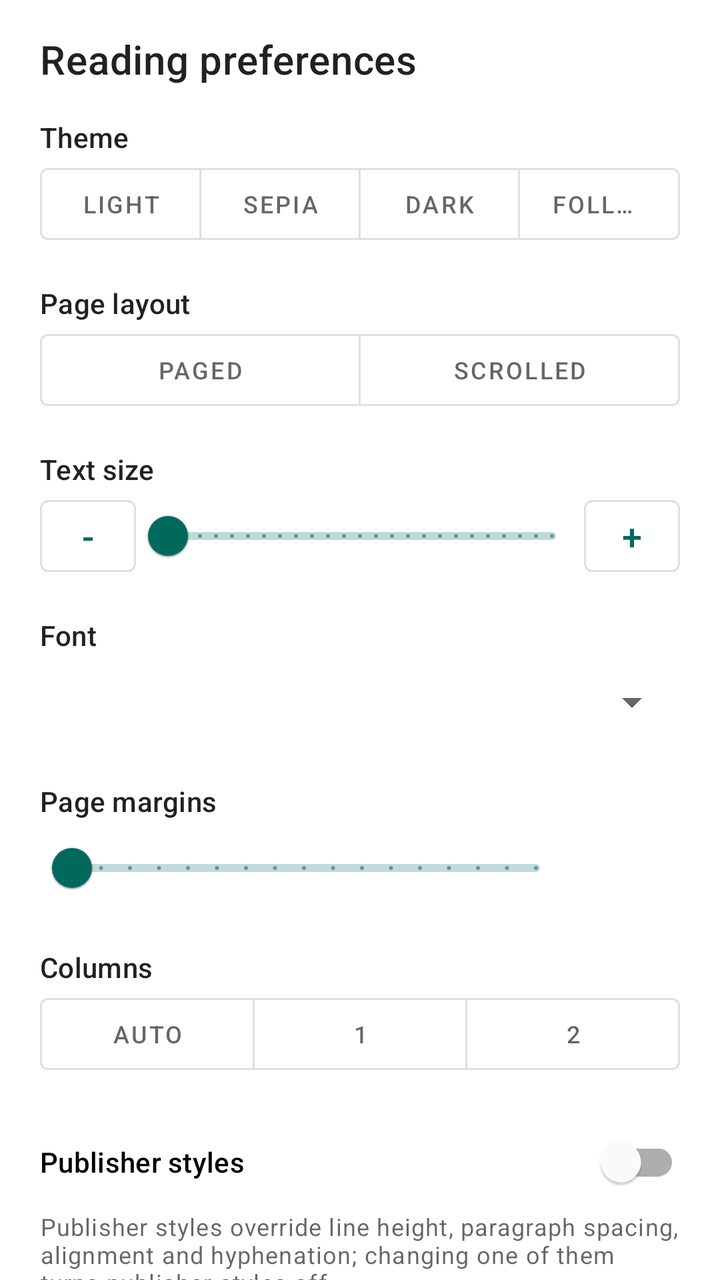
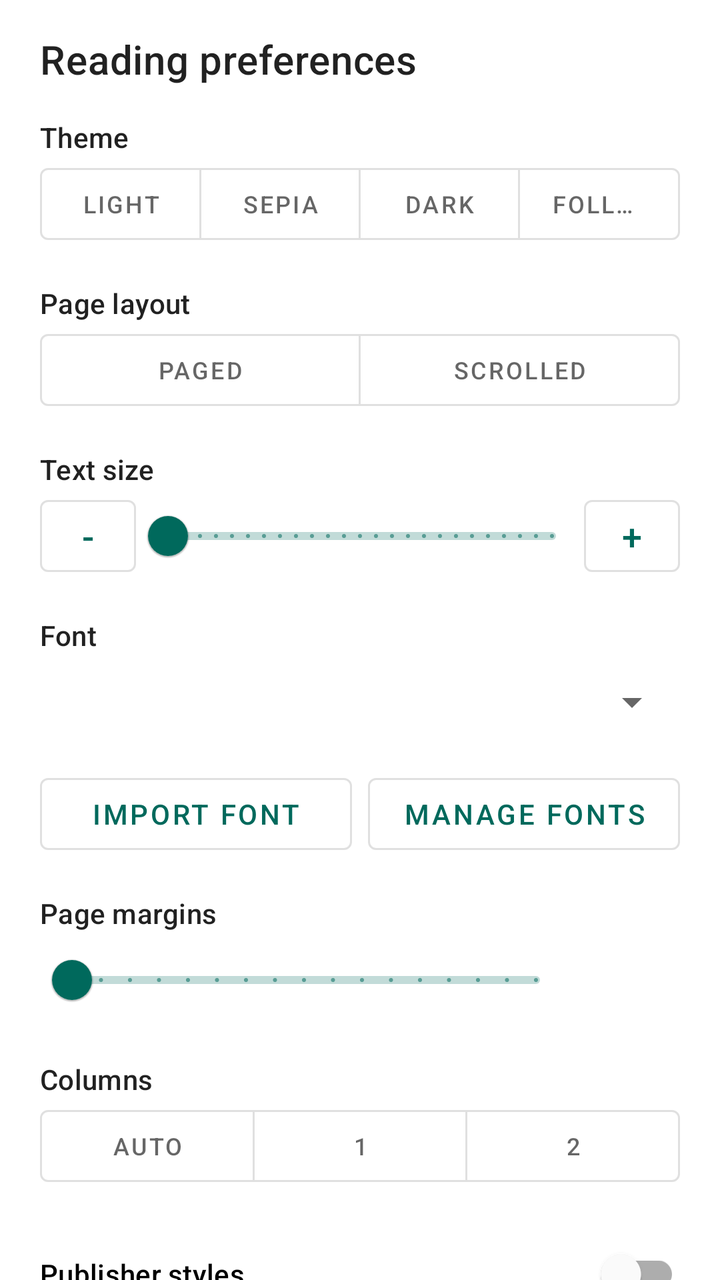

Before-and-after screenshots of an Android layout around one commit, followed by the original layout XML and the change that was made.
<!-- AndroidManifest.xml: application theme AppTheme -->
<!-- res/layout/sheet_preferences.xml -->
<?xml version="1.0" encoding="utf-8"?>
<androidx.core.widget.NestedScrollView xmlns:android="http://schemas.android.com/apk/res/android"
    xmlns:app="http://schemas.android.com/apk/res-auto"
    android:layout_width="match_parent"
    android:layout_height="wrap_content">

    <LinearLayout
        android:layout_width="match_parent"
        android:layout_height="wrap_content"
        android:orientation="vertical"
        android:paddingStart="20dp"
        android:paddingTop="16dp"
        android:paddingEnd="20dp"
        android:paddingBottom="24dp">

        <TextView
            android:layout_width="match_parent"
            android:layout_height="wrap_content"
            android:text="@string/text_preferences"
            android:textAppearance="?attr/textAppearanceHeadline6" />

        <TextView
            style="@style/Widget.Reader.PreferenceLabel"
            android:text="@string/text_preferences_theme" />

        <com.google.android.material.button.MaterialButtonToggleGroup
            android:id="@+id/theme_group"
            android:layout_width="match_parent"
            android:layout_height="wrap_content"
            app:selectionRequired="true"
            app:singleSelection="true">

            <com.google.android.material.button.MaterialButton
                android:id="@+id/theme_light"
                style="@style/Widget.Reader.ToggleButton"
                android:text="@string/text_theme_light" />

            <com.google.android.material.button.MaterialButton
                android:id="@+id/theme_sepia"
                style="@style/Widget.Reader.ToggleButton"
                android:text="@string/text_theme_sepia" />

            <com.google.android.material.button.MaterialButton
                android:id="@+id/theme_dark"
                style="@style/Widget.Reader.ToggleButton"
                android:text="@string/text_theme_dark" />

            <com.google.android.material.button.MaterialButton
                android:id="@+id/theme_host"
                style="@style/Widget.Reader.ToggleButton"
                android:text="@string/text_theme_host" />
        </com.google.android.material.button.MaterialButtonToggleGroup>

        <TextView
            style="@style/Widget.Reader.PreferenceLabel"
            android:text="@string/text_preferences_overflow" />

        <com.google.android.material.button.MaterialButtonToggleGroup
            android:id="@+id/overflow_group"
            android:layout_width="match_parent"
            android:layout_height="wrap_content"
            app:selectionRequired="true"
            app:singleSelection="true">

            <com.google.android.material.button.MaterialButton
                android:id="@+id/overflow_paged"
                style="@style/Widget.Reader.ToggleButton"
                android:text="@string/text_overflow_paged" />

            <com.google.android.material.button.MaterialButton
                android:id="@+id/overflow_scrolled"
                style="@style/Widget.Reader.ToggleButton"
                android:text="@string/text_overflow_scrolled" />
        </com.google.android.material.button.MaterialButtonToggleGroup>

        <TextView
            android:id="@+id/fixed_layout_hint"
            android:layout_width="match_parent"
            android:layout_height="wrap_content"
            android:layout_marginTop="16dp"
            android:text="@string/text_preferences_fixed_layout_hint"
            android:textAppearance="?attr/textAppearanceBody2"
            android:visibility="gone" />

        <LinearLayout
            android:id="@+id/reflowable_group"
            android:layout_width="match_parent"
            android:layout_height="wrap_content"
            android:orientation="vertical">

            <LinearLayout
                android:layout_width="match_parent"
                android:layout_height="wrap_content"
                android:layout_marginTop="16dp"
                android:gravity="center_vertical"
                android:orientation="horizontal">

                <TextView
                    android:layout_width="0dp"
                    android:layout_height="wrap_content"
                    android:layout_weight="1"
                    android:text="@string/text_preferences_font_size"
                    android:textAppearance="?attr/textAppearanceSubtitle2" />

                <TextView
                    android:id="@+id/font_size_value"
                    android:layout_width="wrap_content"
                    android:layout_height="wrap_content"
                    android:minWidth="56dp"
                    android:textAlignment="viewEnd"
                    android:textAppearance="?attr/textAppearanceBody2" />
            </LinearLayout>

            <LinearLayout
                android:layout_width="match_parent"
                android:layout_height="wrap_content"
                android:gravity="center_vertical"
                android:orientation="horizontal">

                <com.google.android.material.button.MaterialButton
                    android:id="@+id/font_size_decrease"
                    style="?attr/materialButtonOutlinedStyle"
                    android:layout_width="wrap_content"
                    android:layout_height="wrap_content"
                    android:contentDescription="@string/text_preferences_decrease"
                    android:minWidth="48dp"
                    android:text="@string/text_symbol_minus"
                    android:textSize="18sp" />

                <com.google.android.material.slider.Slider
                    android:id="@+id/font_size_slider"
                    android:layout_width="0dp"
                    android:layout_height="wrap_content"
                    android:layout_weight="1"
                    android:stepSize="10"
                    android:valueFrom="50"
                    android:valueTo="300" />

                <com.google.android.material.button.MaterialButton
                    android:id="@+id/font_size_increase"
                    style="?attr/materialButtonOutlinedStyle"
                    android:layout_width="wrap_content"
                    android:layout_height="wrap_content"
                    android:contentDescription="@string/text_preferences_increase"
                    android:minWidth="48dp"
                    android:text="@string/text_symbol_plus"
                    android:textSize="18sp" />
            </LinearLayout>

            <TextView
                style="@style/Widget.Reader.PreferenceLabel"
                android:text="@string/text_preferences_font_family" />

            <Spinner
                android:id="@+id/font_family"
                android:layout_width="match_parent"
                android:layout_height="48dp"
                android:minHeight="48dp" />

            <TextView
                style="@style/Widget.Reader.PreferenceLabel"
                android:text="@string/text_preferences_page_margins" />

            <LinearLayout
                android:layout_width="match_parent"
                android:layout_height="wrap_content"
                android:gravity="center_vertical"
                android:orientation="horizontal">

                <com.google.android.material.slider.Slider
                    android:id="@+id/page_margins_slider"
                    android:layout_width="0dp"
                    android:layout_height="wrap_content"
                    android:layout_weight="1"
                    android:stepSize="25"
                    android:valueFrom="0"
                    android:valueTo="400" />

                <TextView
                    android:id="@+id/page_margins_value"
                    android:layout_width="wrap_content"
                    android:layout_height="wrap_content"
                    android:minWidth="56dp"
                    android:textAlignment="viewEnd"
                    android:textAppearance="?attr/textAppearanceBody2" />
            </LinearLayout>

            <TextView
                style="@style/Widget.Reader.PreferenceLabel"
                android:text="@string/text_preferences_column_count" />

            <com.google.android.material.button.MaterialButtonToggleGroup
                android:id="@+id/column_count_group"
                android:layout_width="match_parent"
                android:layout_height="wrap_content"
                app:selectionRequired="true"
                app:singleSelection="true">

                <com.google.android.material.button.MaterialButton
                    android:id="@+id/column_count_auto"
                    style="@style/Widget.Reader.ToggleButton"
                    android:text="@string/text_column_count_auto" />

                <com.google.android.material.button.MaterialButton
                    android:id="@+id/column_count_one"
                    style="@style/Widget.Reader.ToggleButton"
                    android:text="@string/text_column_count_one" />

                <com.google.android.material.button.MaterialButton
                    android:id="@+id/column_count_two"
                    style="@style/Widget.Reader.ToggleButton"
                    android:text="@string/text_column_count_two" />
            </com.google.android.material.button.MaterialButtonToggleGroup>

            <com.google.android.material.switchmaterial.SwitchMaterial
                android:id="@+id/publisher_styles_switch"
                android:layout_width="match_parent"
                android:layout_height="wrap_content"
                android:layout_marginTop="16dp"
                android:minHeight="48dp"
                android:text="@string/text_preferences_publisher_styles"
                android:textAppearance="?attr/textAppearanceSubtitle2" />

            <TextView
                android:id="@+id/publisher_styles_hint"
                android:layout_width="match_parent"
                android:layout_height="wrap_content"
                android:text="@string/text_preferences_publisher_styles_hint"
                android:textAppearance="?attr/textAppearanceCaption" />

            <LinearLayout
                android:id="@+id/advanced_group"
                android:layout_width="match_parent"
                android:layout_height="wrap_content"
                android:orientation="vertical">

                <TextView
                    style="@style/Widget.Reader.PreferenceLabel"
                    android:text="@string/text_preferences_line_height" />

                <LinearLayout
                    android:layout_width="match_parent"
                    android:layout_height="wrap_content"
                    android:gravity="center_vertical"
                    android:orientation="horizontal">

                    <com.google.android.material.slider.Slider
                        android:id="@+id/line_height_slider"
                        android:layout_width="0dp"
                        android:layout_height="wrap_content"
                        android:layout_weight="1"
                        android:stepSize="10"
                        android:valueFrom="100"
                        android:valueTo="200" />

                    <TextView
                        android:id="@+id/line_height_value"
                        android:layout_width="wrap_content"
                        android:layout_height="wrap_content"
                        android:minWidth="56dp"
                        android:textAlignment="viewEnd"
                        android:textAppearance="?attr/textAppearanceBody2" />
                </LinearLayout>

                <TextView
                    style="@style/Widget.Reader.PreferenceLabel"
                    android:text="@string/text_preferences_paragraph_spacing" />

                <LinearLayout
                    android:layout_width="match_parent"
                    android:layout_height="wrap_content"
                    android:gravity="center_vertical"
                    android:orientation="horizontal">

                    <com.google.android.material.slider.Slider
                        android:id="@+id/paragraph_spacing_slider"
                        android:layout_width="0dp"
                        android:layout_height="wrap_content"
                        android:layout_weight="1"
                        android:stepSize="25"
                        android:valueFrom="0"
                        android:valueTo="200" />

                    <TextView
                        android:id="@+id/paragraph_spacing_value"
                        android:layout_width="wrap_content"
                        android:layout_height="wrap_content"
                        android:minWidth="56dp"
                        android:textAlignment="viewEnd"
                        android:textAppearance="?attr/textAppearanceBody2" />
                </LinearLayout>

                <TextView
                    style="@style/Widget.Reader.PreferenceLabel"
                    android:text="@string/text_preferences_text_align" />

                <com.google.android.material.button.MaterialButtonToggleGroup
                    android:id="@+id/text_align_group"
                    android:layout_width="match_parent"
                    android:layout_height="wrap_content"
                    app:selectionRequired="true"
                    app:singleSelection="true">

                    <com.google.android.material.button.MaterialButton
                        android:id="@+id/text_align_publisher"
                        style="@style/Widget.Reader.ToggleButton"
                        android:text="@string/text_preferences_publisher_default" />

                    <com.google.android.material.button.MaterialButton
                        android:id="@+id/text_align_start"
                        style="@style/Widget.Reader.ToggleButton"
                        android:text="@string/text_text_align_start" />

                    <com.google.android.material.button.MaterialButton
                        android:id="@+id/text_align_justify"
                        style="@style/Widget.Reader.ToggleButton"
                        android:text="@string/text_text_align_justify" />
                </com.google.android.material.button.MaterialButtonToggleGroup>

                <com.google.android.material.switchmaterial.SwitchMaterial
                    android:id="@+id/hyphens_switch"
                    android:layout_width="match_parent"
                    android:layout_height="wrap_content"
                    android:layout_marginTop="8dp"
                    android:minHeight="48dp"
                    android:text="@string/text_preferences_hyphens"
                    android:textAppearance="?attr/textAppearanceSubtitle2" />
            </LinearLayout>
        </LinearLayout>

        <com.google.android.material.button.MaterialButton
            android:id="@+id/reset_button"
            style="?attr/materialButtonOutlinedStyle"
            android:layout_width="match_parent"
            android:layout_height="wrap_content"
            android:layout_marginTop="24dp"
            android:text="@string/text_preferences_reset" />
    </LinearLayout>
</androidx.core.widget.NestedScrollView>
<!-- resources referenced by this layout -->
<resources>
  <string name="text_column_count_auto">Auto</string>
  <string name="text_column_count_one" translatable="false">1</string>
  <string name="text_column_count_two" translatable="false">2</string>
  <string name="text_overflow_paged">Paged</string>
  <string name="text_overflow_scrolled">Scrolled</string>
  <string name="text_preferences">Reading preferences</string>
  <string name="text_preferences_column_count">Columns</string>
  <string name="text_preferences_decrease">Smaller</string>
  <string name="text_preferences_fixed_layout_hint">This book has a fixed layout; only the theme applies</string>
  <string name="text_preferences_font_family">Font</string>
  <string name="text_preferences_font_size">Text size</string>
  <string name="text_preferences_hyphens">Hyphenation</string>
  <string name="text_preferences_increase">Larger</string>
  <string name="text_preferences_line_height">Line height</string>
  <string name="text_preferences_overflow">Page layout</string>
  <string name="text_preferences_page_margins">Page margins</string>
  <string name="text_preferences_paragraph_spacing">Paragraph spacing</string>
  <string name="text_preferences_publisher_default">Publisher default</string>
  <string name="text_preferences_publisher_styles">Publisher styles</string>
  <string name="text_preferences_publisher_styles_hint">Publisher styles override line height, paragraph spacing, alignment and hyphenation; changing one of them turns publisher styles off</string>
  <string name="text_preferences_reset">Restore defaults</string>
  <string name="text_preferences_text_align">Alignment</string>
  <string name="text_preferences_theme">Theme</string>
  <string name="text_symbol_minus" translatable="false">-</string>
  <string name="text_symbol_plus" translatable="false">+</string>
  <string name="text_text_align_justify">Justify</string>
  <string name="text_text_align_start">Start</string>
  <string name="text_theme_dark">Dark</string>
  <string name="text_theme_host">Follow host</string>
  <string name="text_theme_light">Light</string>
  <string name="text_theme_sepia">Sepia</string>
  <style name="Widget.Reader.PreferenceLabel" parent="Widget.MaterialComponents.TextView">
          <item name="android:layout_width">match_parent</item>
          <item name="android:layout_height">wrap_content</item>
          <item name="android:layout_marginTop">16dp</item>
          <item name="android:textAppearance">?attr/textAppearanceSubtitle2</item>
      </style>
  <style name="Widget.Reader.ToggleButton" parent="Widget.MaterialComponents.Button.OutlinedButton">
          <item name="android:layout_width">0dp</item>
          <item name="android:layout_height">wrap_content</item>
          <item name="android:layout_weight">1</item>
          <item name="android:paddingStart">4dp</item>
          <item name="android:paddingEnd">4dp</item>
          <item name="android:textSize">12sp</item>
          <item name="android:maxLines">1</item>
          <item name="android:ellipsize">end</item>
      </style>
  <style name="Widget.PluginOverflowButton" parent="Widget.AppCompat.ActionButton.Overflow">
          <item name="android:minWidth">48dp</item>
          <item name="android:minHeight">48dp</item>
      </style>
  <color name="color_primary">#00695C</color>
  <color name="color_primary_dark">#004D40</color>
  <color name="color_secondary">#FFB300</color>
  <color name="window_background">#FFFFFFFF</color>
  <color name="dialog_foreground">#FF202124</color>
  <style name="Widget.Reader.DialogButton" parent="Widget.MaterialComponents.Button.TextButton.Dialog">
          <item name="android:textColor">@color/dialog_foreground</item>
      </style>
</resources>

<!-- the commit's change to res/layout/sheet_preferences.xml (unified diff, before → after) -->
@@ -157,6 +157,30 @@
                 android:layout_height="48dp"
                 android:minHeight="48dp" />
 
+            <LinearLayout
+                android:layout_width="match_parent"
+                android:layout_height="wrap_content"
+                android:layout_marginTop="8dp"
+                android:orientation="horizontal">
+
+                <com.google.android.material.button.MaterialButton
+                    android:id="@+id/import_font_button"
+                    style="?attr/materialButtonOutlinedStyle"
+                    android:layout_width="0dp"
+                    android:layout_height="wrap_content"
+                    android:layout_weight="1"
+                    android:text="@string/text_preferences_import_font" />
+
+                <com.google.android.material.button.MaterialButton
+                    android:id="@+id/manage_fonts_button"
+                    style="?attr/materialButtonOutlinedStyle"
+                    android:layout_width="0dp"
+                    android:layout_height="wrap_content"
+                    android:layout_marginStart="8dp"
+                    android:layout_weight="1"
+                    android:text="@string/text_preferences_manage_fonts" />
+            </LinearLayout>
+
             <TextView
                 style="@style/Widget.Reader.PreferenceLabel"
                 android:text="@string/text_preferences_page_margins" />
<!-- resource entries referenced after the edit -->
@@ -12,8 +12,10 @@
   <string name="text_preferences_font_family">Font</string>
   <string name="text_preferences_font_size">Text size</string>
   <string name="text_preferences_hyphens">Hyphenation</string>
+  <string name="text_preferences_import_font">Import font</string>
   <string name="text_preferences_increase">Larger</string>
   <string name="text_preferences_line_height">Line height</string>
+  <string name="text_preferences_manage_fonts">Manage fonts</string>
   <string name="text_preferences_overflow">Page layout</string>
   <string name="text_preferences_page_margins">Page margins</string>
   <string name="text_preferences_paragraph_spacing">Paragraph spacing</string>
